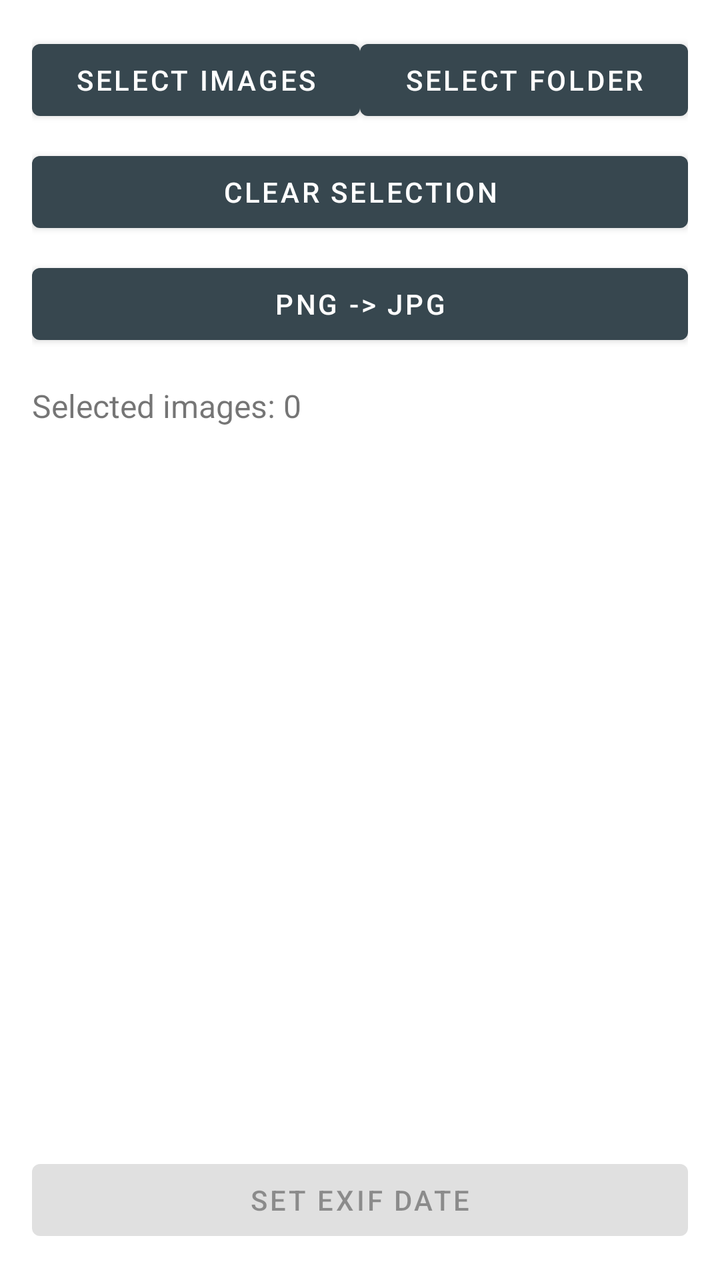
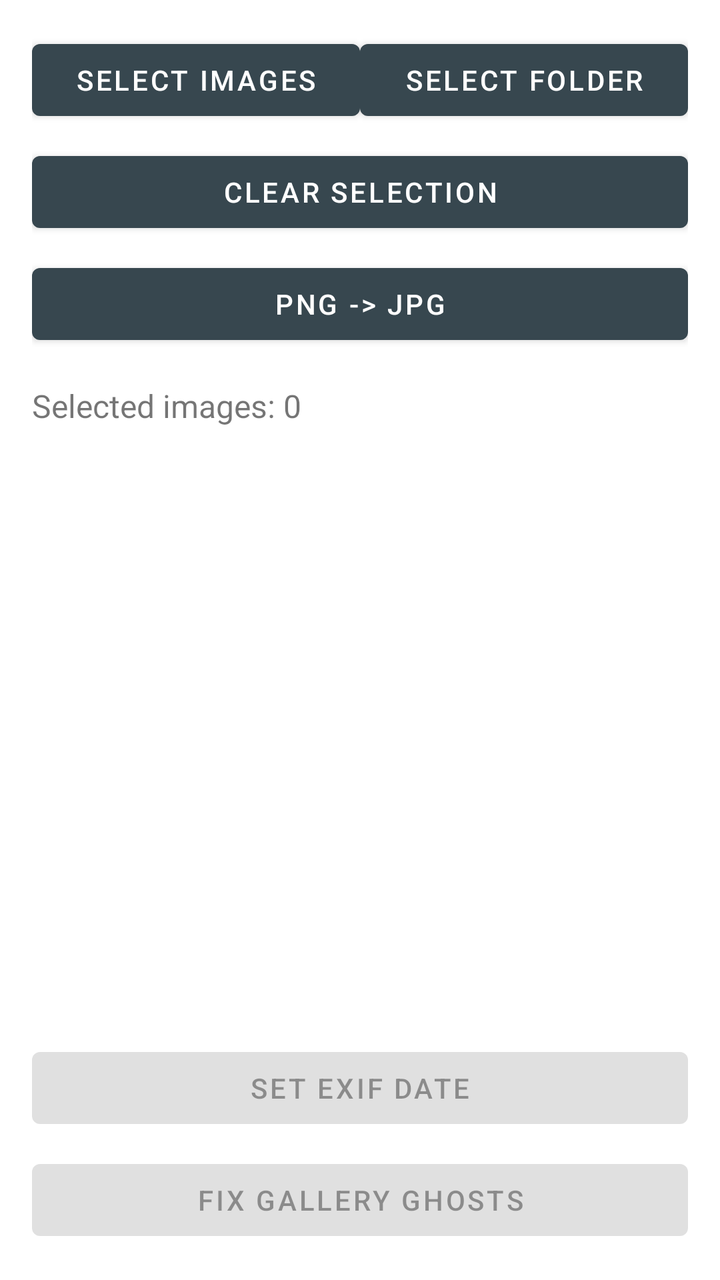

Compare the two renders of this Android layout. The source of the first and the diff that turns it into the second are given below.
<!-- AndroidManifest.xml: application theme Theme.ExifDateEditor -->
<!-- res/layout/activity_main.xml -->
<?xml version="1.0" encoding="utf-8"?>
<LinearLayout xmlns:android="http://schemas.android.com/apk/res/android"
    android:layout_width="match_parent"
    android:layout_height="match_parent"
    android:orientation="vertical"
    android:padding="16dp">

    <LinearLayout
        android:layout_width="match_parent"
        android:layout_height="wrap_content"
        android:orientation="horizontal">

        <Button
            android:id="@+id/btn_select_images"
            android:layout_width="0dp"
            android:layout_height="wrap_content"
            android:layout_weight="1"
            android:text="Select Images" />

        <Button
            android:id="@+id/btn_select_folder"
            android:layout_width="0dp"
            android:layout_height="wrap_content"
            android:layout_weight="1"
            android:text="Select Folder" />

    </LinearLayout>

    <Button
        android:id="@+id/btn_clear_selection"
        android:layout_width="match_parent"
        android:layout_height="wrap_content"
        android:layout_marginTop="8dp"
        android:text="Clear Selection" />

    <Button
        android:id="@+id/btn_png_to_jpg"
        android:layout_width="match_parent"
        android:layout_height="wrap_content"
        android:layout_marginTop="8dp"
        android:text="PNG -> JPG" />

    <TextView
        android:id="@+id/tv_selected_count"
        android:layout_width="match_parent"
        android:layout_height="wrap_content"
        android:layout_marginTop="16dp"
        android:text="Selected images: 0"
        android:textSize="16sp" />

    <androidx.recyclerview.widget.RecyclerView
        android:id="@+id/rv_selected_images"
        android:layout_width="match_parent"
        android:layout_height="0dp"
        android:layout_weight="1"
        android:layout_marginTop="16dp" />

    <Button
        android:id="@+id/btn_set_exif_date"
        android:layout_width="match_parent"
        android:layout_height="wrap_content"
        android:layout_marginTop="16dp"
        android:text="Set EXIF Date"
        android:enabled="false" />

</LinearLayout>
<!-- resources referenced by this layout -->
<resources>
  <style name="Theme.ExifDateEditor" parent="Theme.MaterialComponents.DayNight.NoActionBar">
          
          <item name="materialCalendarTheme">@style/ThemeOverlay.MaterialCalendar</item>
          <item name="colorPrimary">@color/material_blue_grey_800</item>
          <item name="colorSecondary">@color/material_blue_grey_600</item>
      </style>
  <style name="ThemeOverlay.MaterialCalendar" parent="@style/ThemeOverlay.MaterialComponents.MaterialCalendar">
          
      </style>
  <color name="material_blue_grey_800">#37474f</color>
  <color name="material_blue_grey_600">#546e7a</color>
</resources>

<!-- the commit's change to res/layout/activity_main.xml (unified diff, before → after) -->
@@ -63,4 +63,12 @@
         android:text="Set EXIF Date"
         android:enabled="false" />
 
+    <Button
+        android:id="@+id/btn_fix_gallery_ghosts"
+        android:layout_width="match_parent"
+        android:layout_height="wrap_content"
+        android:layout_marginTop="8dp"
+        android:text="Fix Gallery Ghosts"
+        android:enabled="false" />
+
 </LinearLayout>
